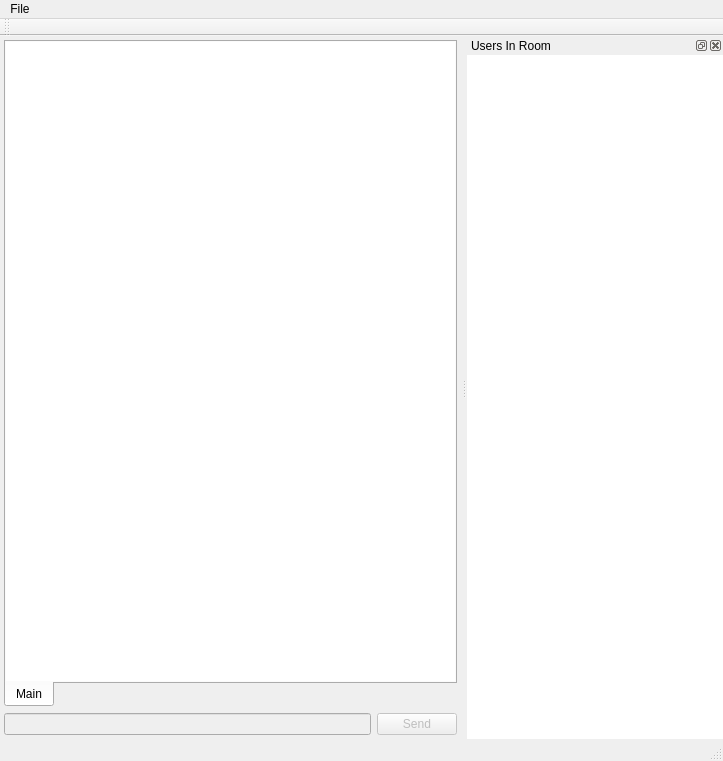
The window that ui/main_window.ui (chmod700/SmoothTalker) describes before a commit, drawn with Qt 5.
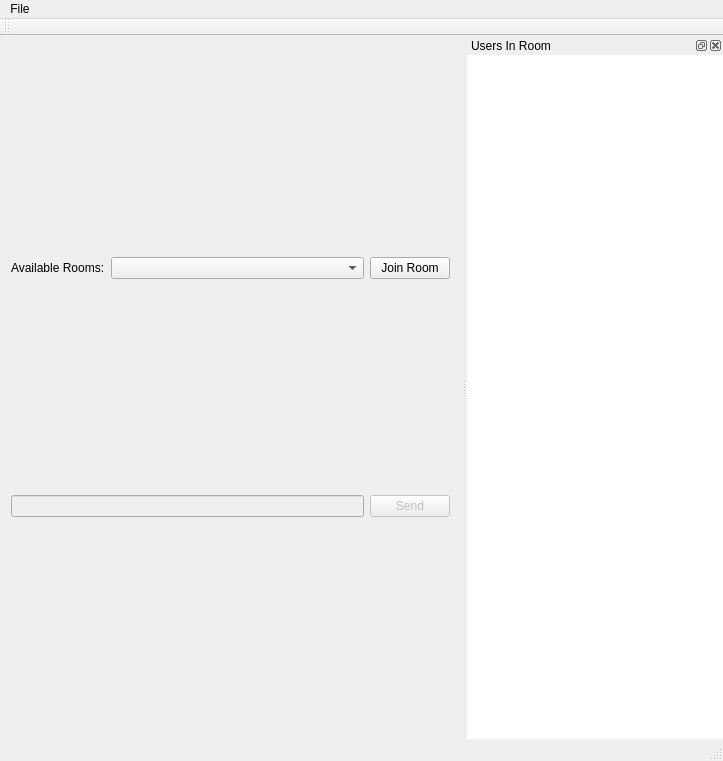
The same window after the commit. Icons and pictures are not drawn.

Commit message: Really really broken at the moment but so much improved. Mainwindow has TalkerAccounts which have TalkerRooms which have SSL sockets This makes it easy to make new instances of whatever's needed and manage a lot of data at once. Just need to get the stuff showing in the GUI again

```diff
--- a/ui/main_window.ui
+++ b/ui/main_window.ui
@@ -22,78 +22,30 @@
   </property>
   <widget class="QWidget" name="centralWidget">
    <layout class="QVBoxLayout" name="verticalLayout">
-    <property name="margin">
-     <number>4</number>
-    </property>
     <item>
-     <widget class="QTabWidget" name="tabs_main">
-      <property name="tabPosition">
-       <enum>QTabWidget::South</enum>
-      </property>
-      <property name="currentIndex">
-       <number>0</number>
-      </property>
-      <widget class="QWidget" name="tab">
-       <attribute name="title">
-        <string>Main</string>
-       </attribute>
-       <layout class="QVBoxLayout" name="verticalLayout_2">
-        <property name="spacing">
-         <number>0</number>
+     <layout class="QHBoxLayout" name="horizontalLayout_2" stretch="0,10,0">
+      <item>
+       <widget class="QLabel" name="label">
+        <property name="text">
+         <string>Available Rooms:</string>
         </property>
-        <property name="margin">
-         <number>0</number>
+       </widget>
+      </item>
+      <item>
+       <widget class="QComboBox" name="cb_rooms">
+        <property name="toolTip">
+         <string>This is a list of rooms available to your loggin in accounts</string>
         </property>
-        <item>
-         <widget class="QTreeWidget" name="chat_log">
-          <property name="mouseTracking">
-           <bool>true</bool>
-          </property>
-          <property name="acceptDrops">
-           <bool>false</bool>
-          </property>
-          <property name="frameShape">
-           <enum>QFrame::NoFrame</enum>
-          </property>
-          <property name="frameShadow">
-           <enum>QFrame::Plain</enum>
-          </property>
-          <property name="lineWidth">
-           <number>0</number>
-          </property>
-          <property name="editTriggers">
-           <set>QAbstractItemView::NoEditTriggers</set>
-          </property>
-          <property name="alternatingRowColors">
-           <bool>true</bool>
-          </property>
-          <property name="animated">
-           <bool>true</bool>
-          </property>
-          <property name="wordWrap">
-           <bool>true</bool>
-          </property>
-          <property name="headerHidden">
-           <bool>true</bool>
-          </property>
-          <property name="columnCount">
-           <number>2</number>
-          </property>
-          <column>
-           <property name="text">
-            <string notr="true">1</string>
-           </property>
-          </column>
-          <column>
-           <property name="text">
-            <string notr="true">2</string>
-           </property>
-          </column>
-         </widget>
-        </item>
-       </layout>
-      </widget>
-     </widget>
+       </widget>
+      </item>
+      <item>
+       <widget class="QPushButton" name="pushButton">
+        <property name="text">
+         <string>Join Room</string>
+        </property>
+       </widget>
+      </item>
+     </layout>
     </item>
     <item>
      <layout class="QHBoxLayout" name="horizontalLayout">
```
Left out of the diff: 32 changed lines with no effect on the pictures. The commit also changes 6 other files.
